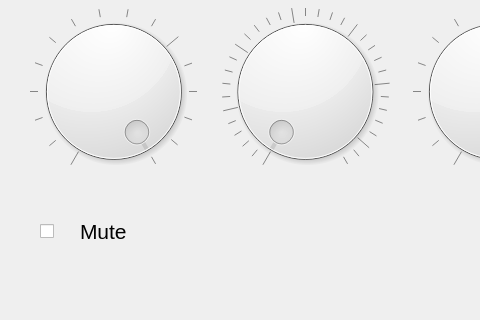
First picture: the form in mainwindow.ui, repository TimesysGit/qt5-audio-demo, before the edit; both pictures show x 0 to 480 and y 160 to 480 of the 800 by 480 pixel window.
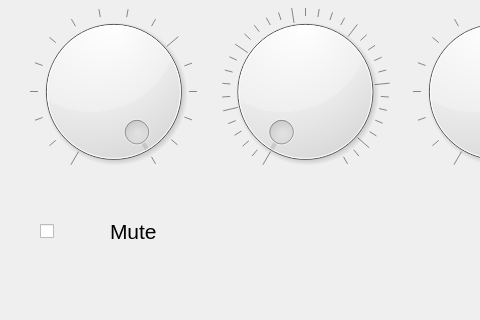
Second picture: the form after the edit.

Commit message:
qt5-audio-demo: Fix mute position and volume control
*Fix mute label overlap with checkbox
*Fix volume control

Patch:
```diff
--- a/mainwindow.ui
+++ b/mainwindow.ui
@@ -83,9 +83,9 @@
    <widget class="QLabel" name="label_6">
     <property name="geometry">
      <rect>
-      <x>80</x>
+      <x>110</x>
       <y>340</y>
-      <width>91</width>
+      <width>61</width>
       <height>31</height>
      </rect>
     </property>
@@ -93,7 +93,7 @@
      <string>&lt;html&gt;&lt;head/&gt;&lt;body&gt;&lt;p&gt;&lt;span style=&quot; font-size:16pt;&quot;&gt;Mute&lt;/span&gt;&lt;/p&gt;&lt;/body&gt;&lt;/html&gt;</string>
     </property>
    </widget>
-   <widget class="QWidget" name="">
+   <widget class="QWidget" name="layoutWidget">
     <property name="geometry">
      <rect>
       <x>10</x>
@@ -151,7 +151,7 @@
      </item>
     </layout>
    </widget>
-   <widget class="QWidget" name="">
+   <widget class="QWidget" name="layoutWidget">
     <property name="geometry">
      <rect>
       <x>10</x>
```
The commit also changes 2 other files.
